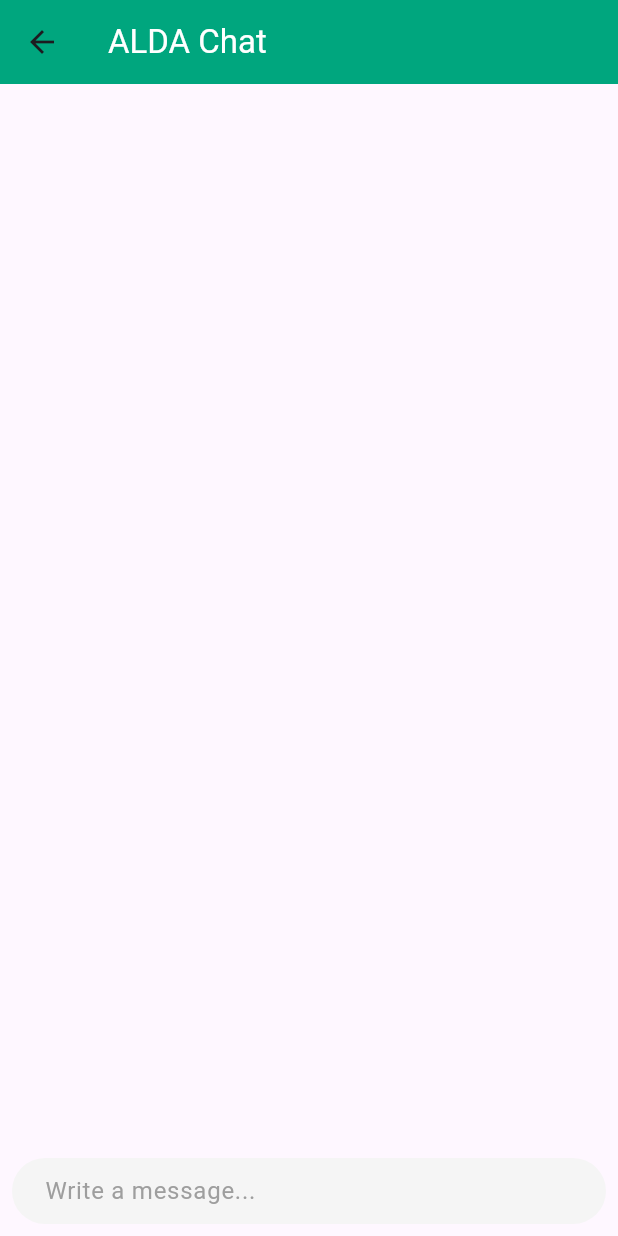
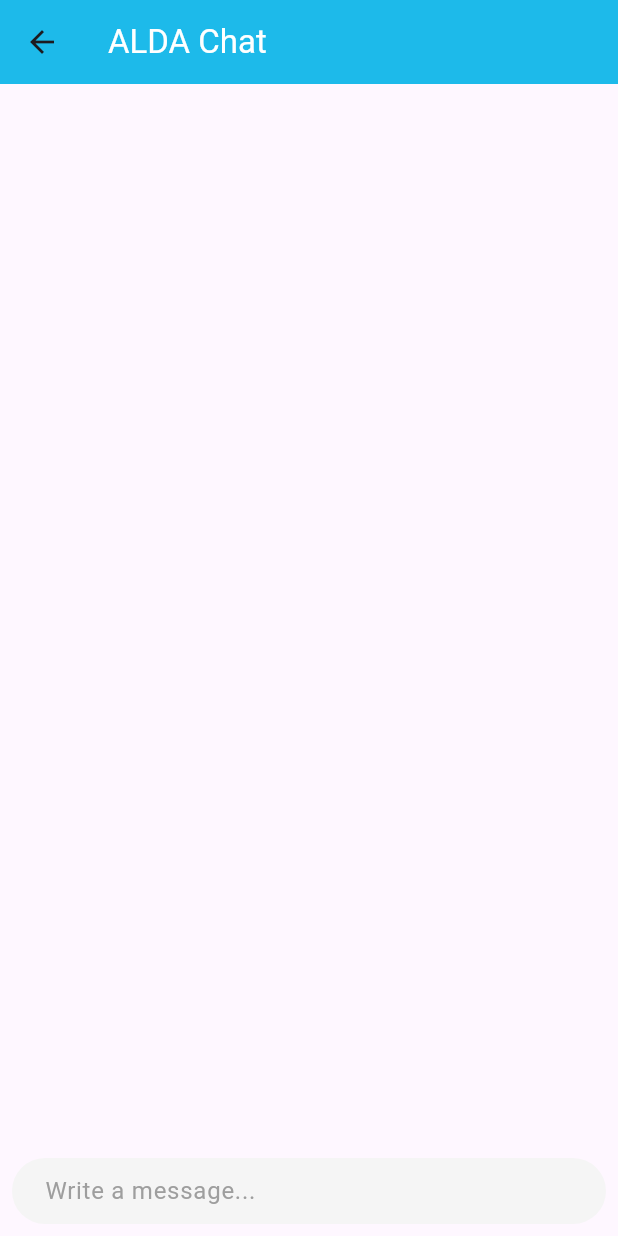
Before and after one commit to minhmoidz/ALDA-Flutter-App, a Flutter app: the screen it shows after launch, after a tap on "Talking", on a phone screen of 412 x 824 dp. Run offline on Flutter 3.47's test engine with Material 3 defaults, Android fonts, the phone set to English and light mode, and no system bars; drawn by our look-alikes of dash_chat_2; our stand-ins replace fluttericon.

Commit message:
Changed homepage, chatpage

```diff
--- a/lib/pages/home_page.dart
+++ b/lib/pages/home_page.dart
@@ -1,40 +1,29 @@
-import 'package:aldabot/pages/chat_page.dart';
-import 'package:aldabot/util/task_box.dart';
 import 'package:flutter/material.dart';
 import 'package:fluttericon/mfg_labs_icons.dart';
+import 'package:aldabot/pages/chat_page.dart';
 
 class HomePage extends StatelessWidget {
-  // padding constant
   final double horizontalPadding = 20;
   final double verticalPadding = 40;
   final double heightSizeBox = 20;
-  final double iconSize = 36;
 
-  // List of tasks
-  final List aldaTasks = [
-    // [ taskName, icon]
+  final List<List<dynamic>> aldaTasks = [
     [
       "Chatting",
-      Icon(
       MfgLabs.comment,
-        size: 60,
-        color: Colors.white,
-      )
-    ],
+      Color.fromARGB(255, 133, 177, 213),
+    ], // Sử dụng MfgLabs.comment thay vì Icon
     [
       "Talking",
-      Icon(
       MfgLabs.mic,
-        size: 60,
-        color: Colors.white,
-      )
-    ],
+      Color.fromARGB(255, 102, 162, 104),
+    ], // Sử dụng MfgLabs.mic thay vì Icon
   ];
 
   @override
   Widget build(BuildContext context) {
     return Scaffold(
-        backgroundColor: Color.fromRGBO(207, 240, 229, 1),
+      backgroundColor: Colors.white,
       body: SafeArea(
         child: Column(
           crossAxisAlignment: CrossAxisAlignment.start,
@@ -42,35 +31,38 @@
             Padding(
               padding: EdgeInsets.symmetric(
                   horizontal: horizontalPadding, vertical: verticalPadding),
-                // custom app bar
               child: Row(
                 mainAxisAlignment: MainAxisAlignment.spaceBetween,
                 children: [
-                    Icon(
-                      MfgLabs.menu,
+                  Icon(MfgLabs.menu,
                       size: 36,
-                      color: Color.fromRGBO(5, 7, 15, 1),
-                    ),
-                    Icon(
-                      Icons.person,
+                      color: Colors.black54), // Thay đổi màu icon menu
+                  Icon(Icons.person,
                       size: 36,
-                      color: Color.fromRGBO(5, 7, 15, 1),
-                    )
+                      color: Colors.black54), // Thay đổi màu icon person
                 ],
               ),
             ),
+
             SizedBox(height: heightSizeBox),
             Padding(
               padding: EdgeInsets.symmetric(horizontal: horizontalPadding),
               child: Column(
                 crossAxisAlignment: CrossAxisAlignment.start,
-                  children: const [
-                    // Welcome title
-                    Text("Welcome back"),
-                    Text(
-                      "HUNG MANH",
-                      style: TextStyle(fontSize: 35),
-                    )
+                children: [
+                  Text("Welcome back",
+                      style: TextStyle(
+                          fontSize: 28,
+                          fontWeight: FontWeight.bold,
+                          color: Colors
+                              .black)), // Thay đổi kích thước và font-weight của tiêu đề chào mừng
+                  Text("HUNG MANH",
+                      style: TextStyle(
+                          fontSize: 30,
+                          fontWeight: FontWeight.bold,
+                          fontFamily: 'Roboto',
+                          color: Color.fromARGB(
+                              255, 101, 151, 170))), // Thay đổi màu chữ
                 ],
               ),
             ),
@@ -78,41 +70,162 @@
             Padding(
               padding: EdgeInsets.symmetric(horizontal: horizontalPadding),
               child: Text("How can ALDA help you ?",
-                    style: TextStyle(fontSize: 20)),
+                  style: TextStyle(
+                      fontSize: 24,
+                      fontWeight: FontWeight.bold,
+                      color: Colors
+                          .black87)), // Thay đổi font-size, font-weight và màu chữ
             ),
-              SizedBox(height: 300),
-              Expanded(
-                child: GridView.builder(
-                  itemCount: aldaTasks.length,
-                  padding: EdgeInsets.all(25),
-                  gridDelegate: const SliverGridDelegateWithFixedCrossAxisCount(
-                    crossAxisCount: 2,
-                  ),
-                  itemBuilder: (context, index) {
-                    return ElevatedButton(
-                        style: ElevatedButton.styleFrom(
-                            backgroundColor: Color.fromRGBO(0, 134, 89, 1),
-                            padding:
-                                EdgeInsets.symmetric(horizontal: 30), // Padding
-                            shape: RoundedRectangleBorder(
-                              // Shape
-                              borderRadius: BorderRadius.circular(30),
-                            )),
-                        child: TaskBox(
-                          taskName: aldaTasks[index][0],
-                          icon: aldaTasks[index][1],
-                        ),
-                        onPressed: () {
+            SizedBox(height: 30), // Giảm khoảng cách giữa dòng văn bản và lưới
+            Column(
+              children: [
+                GestureDetector(
+                  onTap: () {
                     Navigator.push(
                       context,
-                              MaterialPageRoute(
-                                  builder: (context) => const ChatPage()));
-                        });
+                      MaterialPageRoute(builder: (context) => ChatPage()),
+                    );
                   },
+                  child: Container(
+                    width: double.infinity,
+                    height: 80,
+                    margin: EdgeInsets.symmetric(
+                      horizontal: 20,
+                      vertical: 10,
                     ),
-              )
+                    decoration: BoxDecoration(
+                      color: aldaTasks[0][2],
+                      borderRadius: BorderRadius.circular(15),
+                      boxShadow: [
+                        BoxShadow(
+                          color: Colors.grey.withOpacity(0.5),
+                          spreadRadius: 2,
+                          blurRadius: 5,
+                          offset: Offset(0, 3),
+                        ),
                       ],
                     ),
-        ));
+                    child: Row(
+                      mainAxisAlignment: MainAxisAlignment.center,
+                      children: [
+                        Icon(
+                          aldaTasks[0][1],
+                          size: 40,
+                          color: Colors.white,
+                        ),
+                        SizedBox(width: 10),
+                        Text(
+                          aldaTasks[0][0],
+                          style: TextStyle(
+                            fontSize: 18,
+                            fontWeight: FontWeight.bold,
+                            color: Colors.white,
+                          ),
+                        ),
+                      ],
+                    ),
+                  ),
+                ),
+                GestureDetector(
+                  onTap: () {
+                    Navigator.push(
+                      context,
+                      MaterialPageRoute(builder: (context) => ChatPage()),
+                    );
+                  },
+                  child: Container(
+                    width: double.infinity,
+                    height: 80,
+                    margin: EdgeInsets.symmetric(
+                      horizontal: 20,
+                      vertical: 10,
+                    ),
+                    decoration: BoxDecoration(
+                      color: aldaTasks[1][2],
+                      borderRadius: BorderRadius.circular(15),
+                      boxShadow: [
+                        BoxShadow(
+                          color: Colors.grey.withOpacity(0.5),
+                          spreadRadius: 2,
+                          blurRadius: 5,
+                          offset: Offset(0, 3),
+                        ),
+                      ],
+                    ),
+                    child: Row(
+                      mainAxisAlignment: MainAxisAlignment.center,
+                      children: [
+                        Icon(
+                          aldaTasks[1][1],
+                          size: 40,
+                          color: Colors.white,
+                        ),
+                        SizedBox(width: 10),
+                        Text(
+                          aldaTasks[1][0],
+                          style: TextStyle(
+                            fontSize: 18,
+                            fontWeight: FontWeight.bold,
+                            color: Colors.white,
+                          ),
+                        ),
+                      ],
+                    ),
+                  ),
+                ),
+              ],
+            ),
+            SizedBox(height: heightSizeBox), // Thêm khoảng cách dưới cùng
+            Expanded(
+                child:
+                    Container()), // Expanded để đẩy slogan xuống dưới cuối màn hình
+            Padding(
+              padding: EdgeInsets.symmetric(horizontal: horizontalPadding),
+              child: Container(
+                alignment: Alignment.center,
+                child: Column(
+                  mainAxisAlignment: MainAxisAlignment.center,
+                  children: [
+                    Text(
+                      "Allow your voice to Heal",
+                      textAlign: TextAlign.center,
+                      style: TextStyle(
+                        fontSize: 18,
+                        fontWeight: FontWeight.bold,
+                        color: Colors.black,
+                        shadows: [
+                          Shadow(
+                            blurRadius: 5,
+                            color: Colors.black.withOpacity(0.5),
+                            offset: Offset(0, 3),
+                          ),
+                        ],
+                      ),
+                    ),
+                    Text(
+                      "Aweken Your Mind",
+                      textAlign: TextAlign.center,
+                      style: TextStyle(
+                        fontSize: 18,
+                        fontWeight: FontWeight.bold,
+                        color: Colors.black,
+                        shadows: [
+                          Shadow(
+                            blurRadius: 5,
+                            color: Colors.black.withOpacity(0.5),
+                            offset: Offset(0, 3),
+                          ),
+                        ],
+                      ),
+                    ),
+                  ],
+                ),
+              ),
+            ),
+            SizedBox(height: heightSizeBox), // Thêm khoảng cách dưới cùng
+          ],
+        ),
+      ),
+    );
   }
 }
```
Also changed, not shown: lib/pages/chat_page.dart (+40 -33 lines), lib/util/task_box.dart (+20 -6 lines), pubspec.lock, 11 other files. Lines whose indentation alone changed are shown as unchanged.
